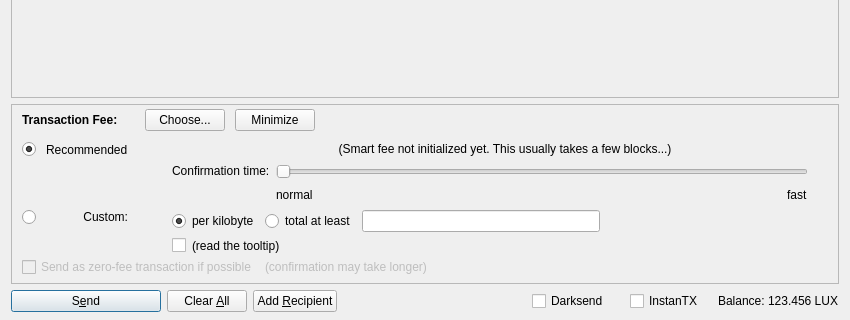
Qt form src/qt/forms/sendcoinsdialog.ui (LUX-Core/lux) before a commit; both pictures show x 0 to 850 and y 290 to 610 of the 850 by 610 pixel window.
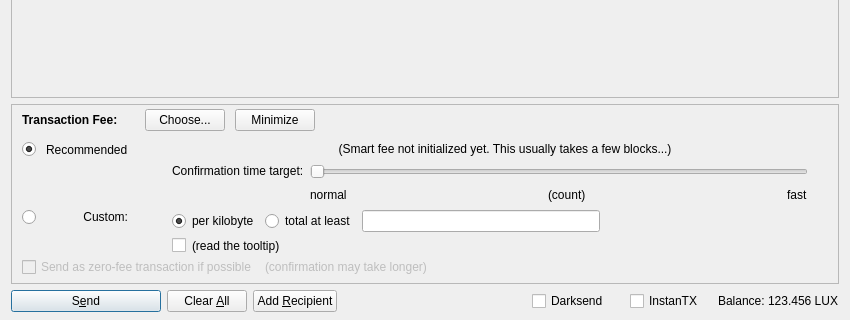
The same form after that commit. Icons and pictures are not drawn. Custom widgets are drawn as their Qt base class.

Patch:
```diff
--- a/src/qt/forms/sendcoinsdialog.ui
+++ b/src/qt/forms/sendcoinsdialog.ui
@@ -1057,7 +1057,7 @@
                    <item>
                     <widget class="QLabel" name="labelSmartFee3">
                      <property name="text">
-                      <string>Confirmation time:</string>
+                      <string>Confirmation time target:</string>
                      </property>
                      <property name="margin">
                       <number>2</number>
@@ -1121,6 +1121,26 @@
                        </property>
                       </widget>
                      </item>
+                     <item>
+                      <spacer name="horizontalSpacer_7">
+                       <property name="orientation">
+                        <enum>Qt::Horizontal</enum>
+                       </property>
+                       <property name="sizeHint" stdset="0">
+                        <size>
+                         <width>40</width>
+                         <height>20</height>
+                        </size>
+                       </property>
+                      </spacer>
+                     </item>
+                     <item>
+                      <widget class="QLabel" name="confirmationTargetLabel">
+                       <property name="text">
+                        <string>(count)</string>
+                       </property>
+                      </widget>
+                     </item>
                      <item>
                       <spacer name="horizontalSpacer_3">
                        <property name="orientation">
```
